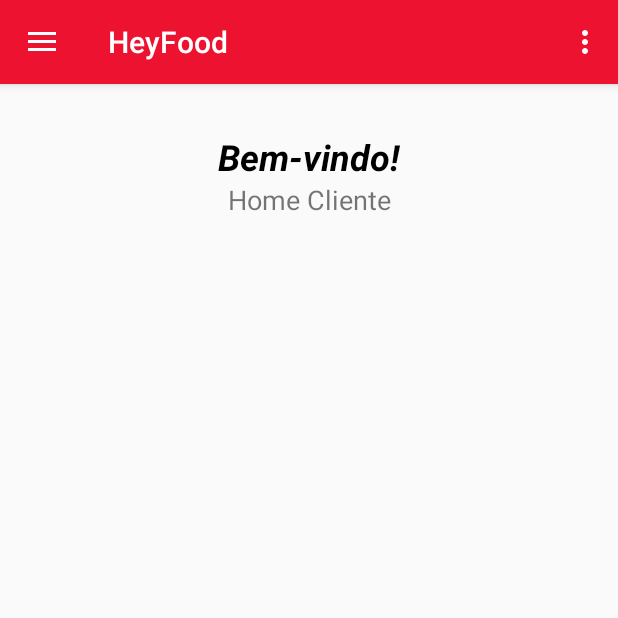
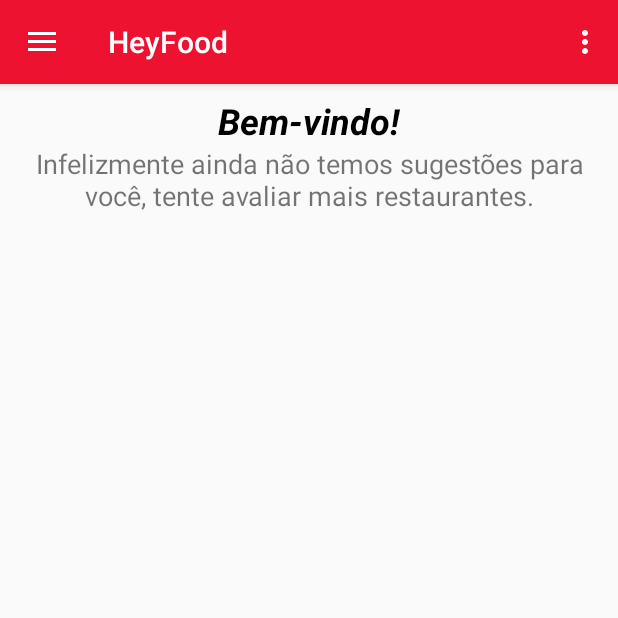
Before and after one commit to dunderbruno/HeyFoodApp, an Android app: the HomeClienteActivity screen opened directly, with no data from a screen before it, on a phone screen of 412 x 824 dp, the top half of it. Run offline under Robolectric (Android 15) with nearby library versions, the phone set to English and light mode, and no system bars; 7 statements that could not run were skipped.

Commit message:
Mensagem na HomeCliente

```diff
--- a/app/src/main/java/com/heyfood/heyfoodapp/cliente/ui/HomeClienteActivity.java
+++ b/app/src/main/java/com/heyfood/heyfoodapp/cliente/ui/HomeClienteActivity.java
@@ -46,12 +46,14 @@ public class HomeClienteActivity extends AppCompatActivity
         implements NavigationView.OnNavigationItemSelectedListener {
 
     TextView nome;
+    TextView mensagem;
     TextView nomeMenu;
     TextView emailMenu;
     Cliente cliente;
     RecyclerView recyclerView;
     private AvaliacaoRestauranteDAO avaliacaoRestauranteDAO;
     private Recomendacao recomendacao;
+    private List<Restaurante> restaurantesRecomendados;
     public static Context contexto;
 
     @Override
@@ -60,17 +62,25 @@ public class HomeClienteActivity extends AppCompatActivity
         setContentView(R.layout.activity_home_cliente);
         contexto = this;
         recomendacao = new Recomendacao();
+        restaurantesRecomendados = recomendacao.getListaRestaurantesRecomendados();
 
         cliente = Sessao.instance.getCliente();
 
         //Bem vindo 'nome do usuario'
         nome = findViewById(R.id.textBoasVindasClienteId);
         nome.setText(String.format("Bem vindo, %s!", cliente.getUsuario().getPessoa().getNome()));
+        mensagem = findViewById(R.id.textRecomendacoes);
         recyclerView = findViewById(R.id.recyclerViewHome);
+
+        if(restaurantesRecomendados.size()==0){
+            mensagem.setText("Infelizmente ainda não temos sugestões para você, tente avaliar mais restaurantes.");
+        }
+        else{
+            mensagem.setText("Essas são nossas sugestões para você:");
+        }
 
         Toolbar toolbar = (Toolbar) findViewById(R.id.toolbar);
         setSupportActionBar(toolbar);
-
 
         DrawerLayout drawer = (DrawerLayout) findViewById(R.id.drawer_layout);
         ActionBarDrawerToggle toggle = new ActionBarDrawerToggle(
--- a/app/src/main/java/com/heyfood/heyfoodapp/recomendacao/Recomendacao.java
+++ b/app/src/main/java/com/heyfood/heyfoodapp/recomendacao/Recomendacao.java
@@ -31,14 +31,12 @@ public class Recomendacao {
     private List<Restaurante> listaRestaurantes;
     private List<Restaurante> listaRestaurantesRecomendados;
     private Map<Cliente, HashMap<Restaurante, Float>> predicao;
-    private int flag;
 
     public Recomendacao(){
         listaRestaurantes = restauranteDAO.getListaRestaurantes();
         usersMatrix = criaMatrizCliente();
         predicao = SlopeOne.slopeOne(usersMatrix, listaRestaurantes);
         listaRestaurantesRecomendados = getOrderList(getRecomendacao());
-        flag = 5;
     }
 
     public Map<Cliente,HashMap<Restaurante,Float>> criaMatrizCliente(){
@@ -100,10 +98,6 @@ public class Recomendacao {
         return restaurantes;
     }
 
-    public List<Restaurante> getListaRestaurantes() {
-        return listaRestaurantes;
-    }
-
     public List<Restaurante> getListaRestaurantesRecomendados() {
         return listaRestaurantesRecomendados;
     }
@@ -129,8 +123,5 @@ public class Recomendacao {
             return nota;
         }
 
-        public void setNota(Float nota) {
-            this.nota = nota;
-        }
     }
 }
--- a/app/src/main/res/layout/content_home_cliente2.xml
+++ b/app/src/main/res/layout/content_home_cliente2.xml
@@ -12,9 +12,9 @@
         android:id="@+id/textBoasVindasClienteId"
         android:layout_width="0dp"
         android:layout_height="wrap_content"
-        android:layout_marginEnd="16dp"
-        android:layout_marginStart="16dp"
-        android:layout_marginTop="32dp"
+        android:layout_marginStart="8dp"
+        android:layout_marginTop="8dp"
+        android:layout_marginEnd="8dp"
         android:gravity="center"
         android:text="Bem-vindo!"
         android:textColor="@android:color/background_dark"
@@ -25,11 +25,12 @@
         app:layout_constraintTop_toTopOf="parent" />
 
     <TextView
-        android:id="@+id/textView12"
-        android:layout_width="wrap_content"
+        android:id="@+id/textRecomendacoes"
+        android:layout_width="0dp"
         android:layout_height="wrap_content"
+        android:layout_marginStart="8dp"
         android:layout_marginEnd="8dp"
-        android:layout_marginStart="8dp"
+        android:gravity="center"
         android:text=" Home Cliente "
         android:textSize="18sp"
         app:layout_constraintEnd_toEndOf="parent"
@@ -43,6 +44,6 @@
         app:layout_constraintBottom_toBottomOf="parent"
         app:layout_constraintEnd_toEndOf="parent"
         app:layout_constraintStart_toStartOf="parent"
-        app:layout_constraintTop_toBottomOf="@+id/textView12" />
+        app:layout_constraintTop_toBottomOf="@+id/textRecomendacoes" />
 
 </android.support.constraint.ConstraintLayout>
--- a/app/src/main/res/layout/content_home_proprietario2.xml
+++ b/app/src/main/res/layout/content_home_proprietario2.xml
@@ -25,7 +25,7 @@
         app:layout_constraintTop_toTopOf="parent" />
 
     <TextView
-        android:id="@+id/textView12"
+        android:id="@+id/textRecomendacoes"
         android:layout_width="wrap_content"
         android:layout_height="wrap_content"
         android:layout_marginEnd="8dp"
```
